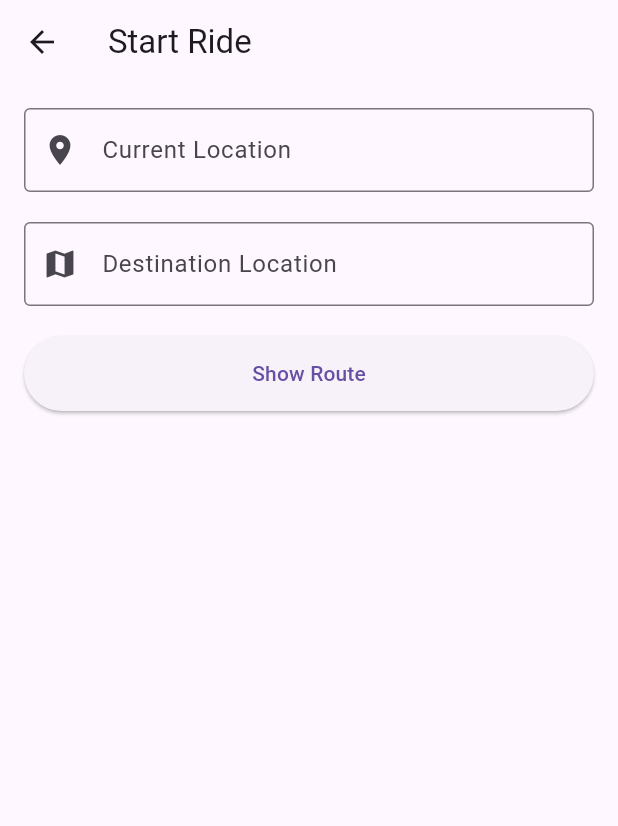
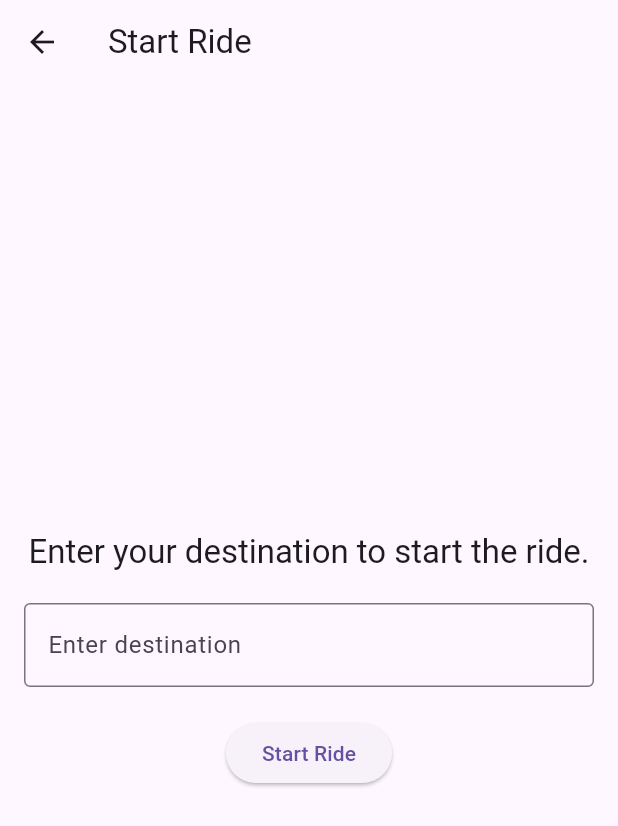
Before and after one commit to AnuroopFarkya11/Ride-Buddy, a Flutter app: the screen it shows after launch, after a tap on "Start Ride", on a phone screen of 412 x 824 dp. Shown: the top 826 px of the screen. Run offline on Flutter 3.47's test engine with Material 3 defaults, Android fonts, the phone set to English and light mode, and no system bars.

Commit message:
Added Screens

```diff
--- a/lib/screen/DRIVER_FLOW/startRide/start_ride_screen.dart
+++ b/lib/screen/DRIVER_FLOW/startRide/start_ride_screen.dart
@@ -1,8 +1,7 @@
 import 'package:flutter/material.dart';
+import 'package:ridebuddy/screen/DRIVER_FLOW/rideRequest/ride_request_screen.dart';
 
 class StartRideScreen extends StatelessWidget {
-  const StartRideScreen({Key? key}) : super(key: key);
-
   @override
   Widget build(BuildContext context) {
     return Scaffold(
@@ -12,42 +11,46 @@ class StartRideScreen extends StatelessWidget {
       body: Padding(
         padding: const EdgeInsets.all(16.0),
         child: Column(
+          mainAxisAlignment: MainAxisAlignment.center,
           children: [
-            TextField(
-              decoration: const InputDecoration(
-                labelText: 'Current Location',
-                prefixIcon: Icon(Icons.location_on),
-                border: OutlineInputBorder(),
-              ),
-              readOnly: true,
-              onTap: () {
-                // Use a location picker here if needed
-              },
+            Text(
+              'Enter your destination to start the ride.',
+              style: Theme.of(context).textTheme.titleLarge,
             ),
             const SizedBox(height: 20),
             TextField(
               decoration: const InputDecoration(
-                labelText: 'Destination Location',
-                prefixIcon: Icon(Icons.map),
+                labelText: 'Enter destination',
                 border: OutlineInputBorder(),
               ),
-              onTap: () {
-                // Use a Google Places API picker
-              },
             ),
             const SizedBox(height: 20),
             ElevatedButton(
               onPressed: () {
-                // Show route or start ride
+                // Trigger the ride alert logic here
+                _triggerAlerts(context);  // Trigger alerts
+
+                // Navigate to the user request screen
+                Navigator.push(
+                  context,
+                  MaterialPageRoute(
+                    builder: (context) => UserRideRequestScreen(),
+                  ),
+                );
               },
-              child: const Text('Show Route'),
-              style: ElevatedButton.styleFrom(
-                minimumSize: const Size(double.infinity, 50),
-              ),
+              child: const Text('Start Ride'),
             ),
           ],
         ),
       ),
     );
   }
+
+  // Function to trigger the alerts (you can integrate with your backend here)
+  void _triggerAlerts(BuildContext context) {
+    // For now, let's just show a simple snackbar for testing
+    ScaffoldMessenger.of(context).showSnackBar(
+      const SnackBar(content: Text('Ride alerts sent to nearby users!')),
+    );
+  }
 }
--- a/lib/screen/HOME/home_screen.dart
+++ b/lib/screen/HOME/home_screen.dart
@@ -29,7 +29,7 @@ class HomeScreen extends StatelessWidget {
                 Navigator.push(
                   context,
                   MaterialPageRoute(
-                      builder: (context) => const StartRideScreen()),
+                      builder: (context) =>  StartRideScreen()),
                 );
               },
               icon: const Icon(Icons.directions_car),
--- a/pubspec.yaml
+++ b/pubspec.yaml
@@ -35,6 +35,8 @@ dependencies:
   # The following adds the Cupertino Icons font to your application.
   # Use with the CupertinoIcons class for iOS style icons.
   cupertino_icons: ^1.0.8
+  geolocator: ^13.0.2
+  google_maps_flutter: ^2.10.0
 
 dev_dependencies:
   flutter_test:
```
Also changed, not shown: lib/model/user.dart (added, +13 -0 lines), lib/screen/DRIVER_FLOW/rideRequest/ride_request_screen.dart (added, +41 -0 lines), lib/screen/DRIVER_FLOW/rideRequest/widget/bottom_Sheet.dart (added, +63 -0 lines), pubspec.lock, 3 other files.
